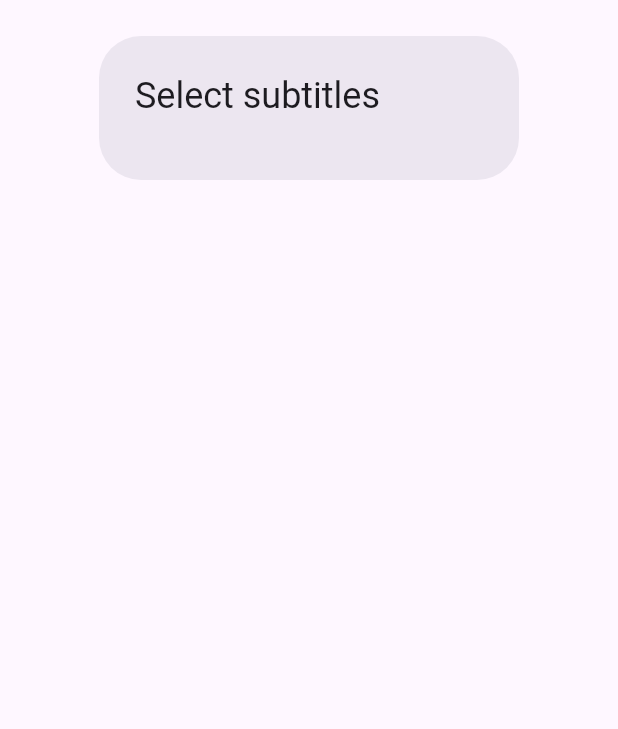
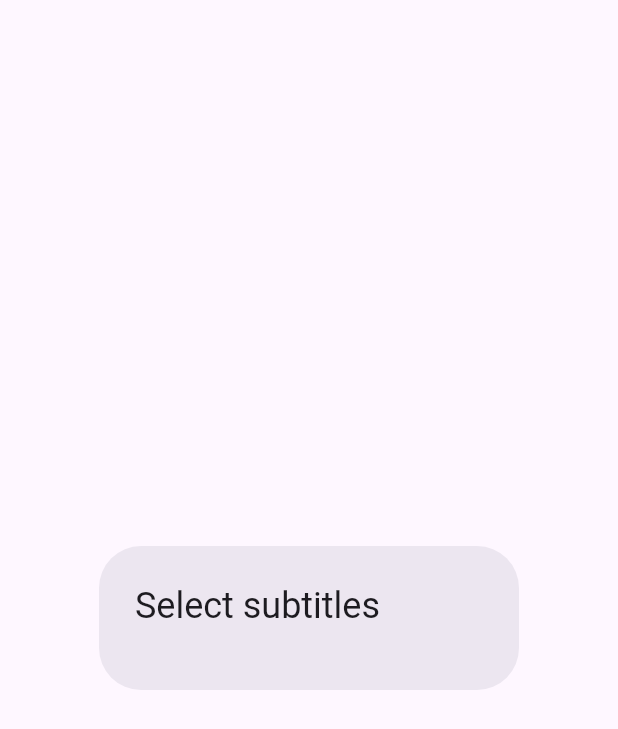
Before and after one commit to Fredolx/fred-tv-mobile, a Flutter app: the SelectDialog widget shown alone on an empty page, opened directly, on a phone screen of 412 x 824 dp. Shown: the top 729 px of the screen. Run offline on Flutter 3.47's test engine with Material 3 defaults, Android fonts, the phone set to English and light mode, and no system bars; our stand-ins replace cached_network_image, file_picker, flutter_form_builder, flutter_spinkit, form_builder_validators, loader_overlay; missing offline and left inert: media_kit, media_kit_video, sqlite_async.

Commit message:
more touchups

```diff
--- a/lib/error.dart
+++ b/lib/error.dart
@@ -19,6 +19,7 @@ class Error {
                 textColor: Colors.white,
                 onPressed: () async => {
                       await showDialog(
+                          barrierDismissible: true,
                           context: context,
                           builder: (builder) => AlertDialog(
                                 title: const Text('Error'),
--- a/lib/select_dialog.dart
+++ b/lib/select_dialog.dart
@@ -13,14 +13,14 @@ class SelectDialog extends StatelessWidget {
 
   @override
   Widget build(BuildContext context) {
-    return SingleChildScrollView(
-        child: AlertDialog(
+    return AlertDialog(
       title: Text(title),
-      content: Column(
+      content: SingleChildScrollView(
+          child: Column(
         mainAxisSize: MainAxisSize.min,
         children: data.map(getItem).toList(),
-      ),
-    ));
+      )),
+    );
   }
 
   Widget getItem(IdData<String> item) {
--- a/lib/settings_view.dart
+++ b/lib/settings_view.dart
@@ -65,6 +65,7 @@ class _SettingsState extends State<SettingsView> {
 
   Future<void> showEditDialog(BuildContext context, final Source source) async {
     await showDialog(
+        barrierDismissible: true,
         context: context,
         builder: (builder) =>
             EditDialog(source: source, afterSave: reloadSources));
@@ -72,6 +73,7 @@ class _SettingsState extends State<SettingsView> {
 
   Future<void> _showDefaultViewDialog(BuildContext context) async {
     showDialog(
+        barrierDismissible: true,
         context: context,
         builder: (BuildContext context) {
           return SelectDialog(
@@ -142,6 +144,7 @@ class _SettingsState extends State<SettingsView> {
 
   Future<void> showConfirmDeleteDialog(Source source) async {
     await showDialog(
+        barrierDismissible: true,
         context: context,
         builder: (builder) => ConfirmDelete(
             type: "source",
```
